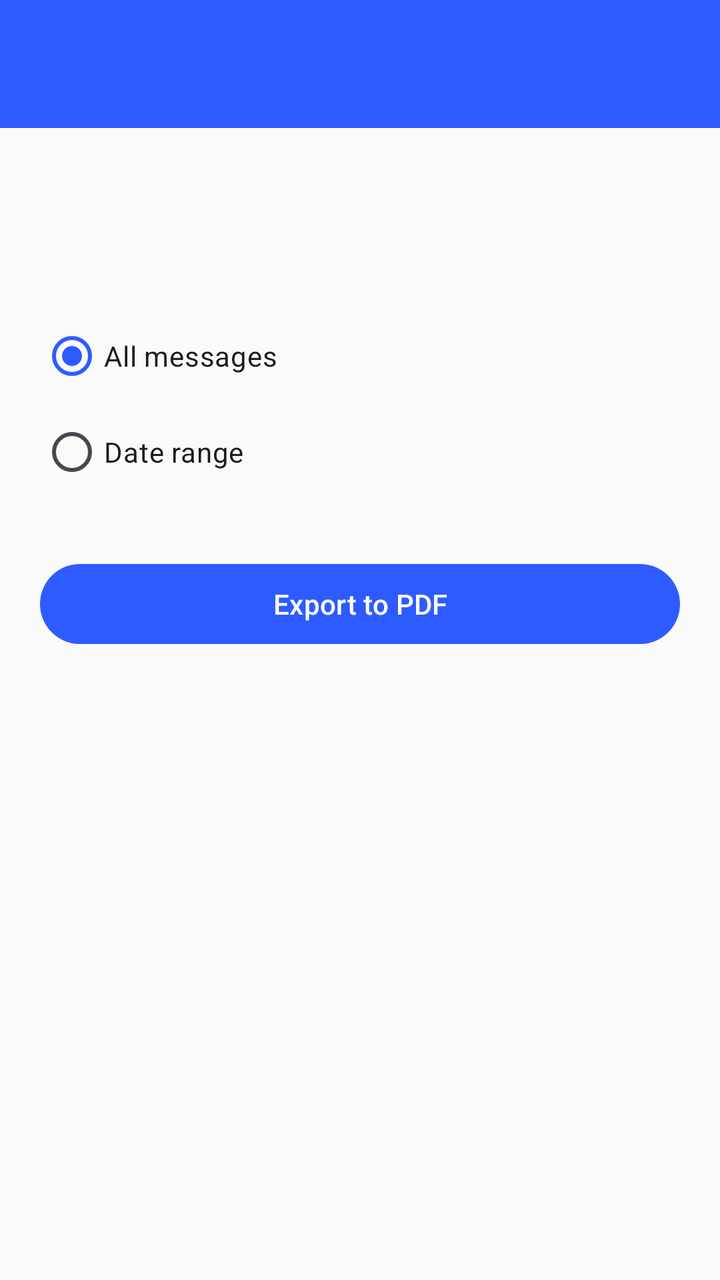
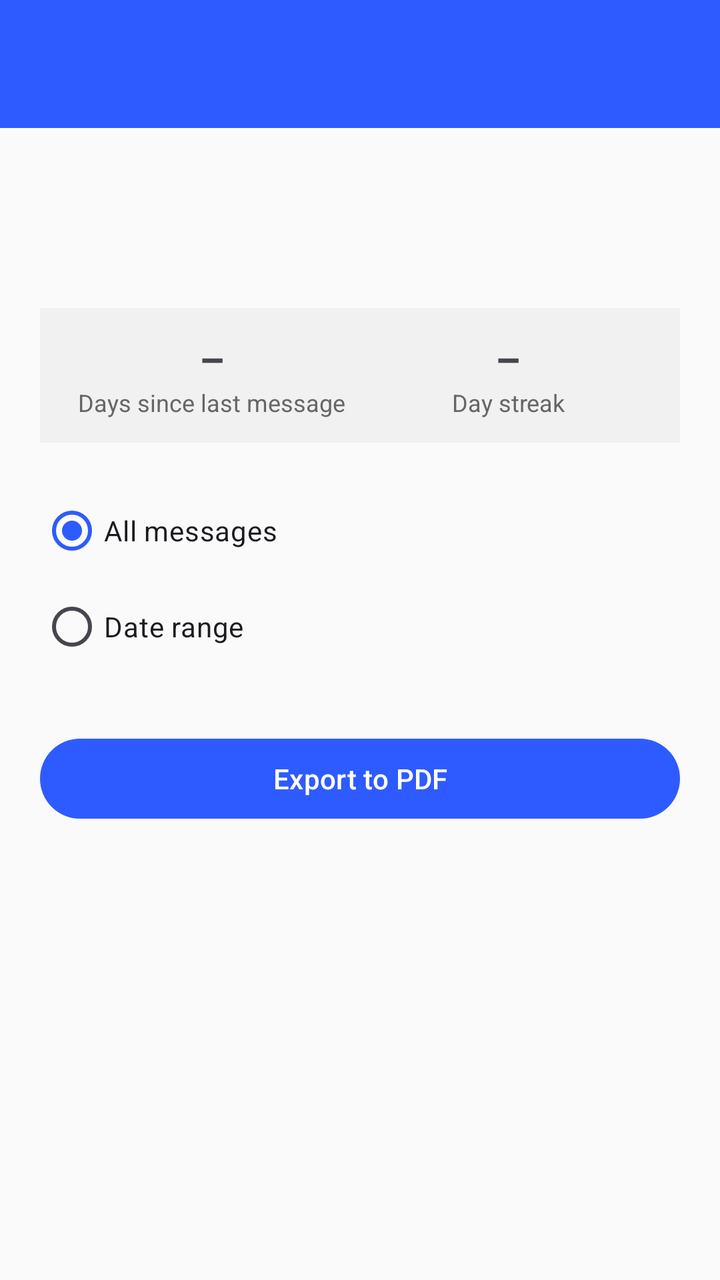

Before-and-after screenshots of an Android layout around one commit, followed by the original layout XML and the change that was made.
<!-- AndroidManifest.xml: application theme Theme.SmsPdfExporter -->
<!-- res/layout/activity_conversation_detail.xml -->
<?xml version="1.0" encoding="utf-8"?>
<LinearLayout xmlns:android="http://schemas.android.com/apk/res/android"
    android:layout_width="match_parent"
    android:layout_height="match_parent"
    android:orientation="vertical">

    <com.google.android.material.appbar.MaterialToolbar
        android:id="@+id/toolbar"
        android:layout_width="match_parent"
        android:layout_height="?attr/actionBarSize"
        android:background="@color/brand_primary"
        android:titleTextColor="@android:color/white" />

    <ScrollView
        android:layout_width="match_parent"
        android:layout_height="0dp"
        android:layout_weight="1">

        <LinearLayout
            android:layout_width="match_parent"
            android:layout_height="wrap_content"
            android:orientation="vertical"
            android:padding="20dp">

            <TextView
                android:id="@+id/conversationTitle"
                android:layout_width="match_parent"
                android:layout_height="wrap_content"
                android:textSize="20sp"
                android:textStyle="bold" />

            <TextView
                android:id="@+id/conversationSubtitle"
                android:layout_width="match_parent"
                android:layout_height="wrap_content"
                android:textColor="#666666"
                android:layout_marginTop="4dp"
                android:layout_marginBottom="20dp" />

            <RadioGroup
                android:id="@+id/rangeGroup"
                android:layout_width="match_parent"
                android:layout_height="wrap_content">

                <RadioButton
                    android:id="@+id/allMessagesRadio"
                    android:layout_width="match_parent"
                    android:layout_height="wrap_content"
                    android:text="@string/all_messages"
                    android:checked="true" />

                <RadioButton
                    android:id="@+id/dateRangeRadio"
                    android:layout_width="match_parent"
                    android:layout_height="wrap_content"
                    android:text="@string/date_range" />
            </RadioGroup>

            <LinearLayout
                android:id="@+id/dateRangeGroup"
                android:layout_width="match_parent"
                android:layout_height="wrap_content"
                android:orientation="horizontal"
                android:layout_marginTop="12dp"
                android:enabled="false"
                android:visibility="gone">

                <Button
                    android:id="@+id/fromDateButton"
                    android:layout_width="0dp"
                    android:layout_height="wrap_content"
                    android:layout_weight="1"
                    android:layout_marginEnd="8dp"
                    android:text="@string/from_date" />

                <Button
                    android:id="@+id/toDateButton"
                    android:layout_width="0dp"
                    android:layout_height="wrap_content"
                    android:layout_weight="1"
                    android:text="@string/to_date" />
            </LinearLayout>

            <Button
                android:id="@+id/exportButton"
                android:layout_width="match_parent"
                android:layout_height="wrap_content"
                android:layout_marginTop="28dp"
                android:text="@string/export_to_pdf" />

            <ProgressBar
                android:id="@+id/exportProgress"
                android:layout_width="wrap_content"
                android:layout_height="wrap_content"
                android:layout_gravity="center"
                android:layout_marginTop="20dp"
                android:visibility="gone" />

            <TextView
                android:id="@+id/resultText"
                android:layout_width="match_parent"
                android:layout_height="wrap_content"
                android:layout_marginTop="20dp"
                android:textAlignment="center"
                android:visibility="gone" />

            <LinearLayout
                android:id="@+id/resultActions"
                android:layout_width="match_parent"
                android:layout_height="wrap_content"
                android:orientation="horizontal"
                android:layout_marginTop="12dp"
                android:visibility="gone">

                <Button
                    android:id="@+id/openPdfButton"
                    style="@style/Widget.Material3.Button.OutlinedButton"
                    android:layout_width="0dp"
                    android:layout_height="wrap_content"
                    android:layout_weight="1"
                    android:layout_marginEnd="8dp"
                    android:text="@string/open_pdf" />

                <Button
                    android:id="@+id/sharePdfButton"
                    style="@style/Widget.Material3.Button.OutlinedButton"
                    android:layout_width="0dp"
                    android:layout_height="wrap_content"
                    android:layout_weight="1"
                    android:text="@string/share_pdf" />
            </LinearLayout>

        </LinearLayout>
    </ScrollView>

</LinearLayout>
<!-- resources referenced by this layout -->
<resources>
  <color name="brand_primary">#2E5BFF</color>
  <string name="all_messages">All messages</string>
  <string name="date_range">Date range</string>
  <string name="export_to_pdf">Export to PDF</string>
  <string name="from_date">From</string>
  <string name="open_pdf">Open</string>
  <string name="share_pdf">Share</string>
  <string name="to_date">To</string>
  <style name="Theme.SmsPdfExporter" parent="Theme.Material3.DayNight.NoActionBar">
          <item name="colorPrimary">@color/brand_primary</item>
          <item name="colorPrimaryDark">@color/brand_primary_dark</item>
          <item name="android:windowBackground">@color/background</item>
      </style>
  <color name="brand_primary_dark">#1E3FCC</color>
  <color name="background">#FAFAFA</color>
</resources>

<!-- the commit's change to res/layout/activity_conversation_detail.xml (unified diff, before → after) -->
@@ -36,6 +36,65 @@
                 android:textColor="#666666"
                 android:layout_marginTop="4dp"
                 android:layout_marginBottom="20dp" />
+
+            <LinearLayout
+                android:id="@+id/statsRow"
+                android:layout_width="match_parent"
+                android:layout_height="wrap_content"
+                android:orientation="horizontal"
+                android:background="#F1F1F1"
+                android:padding="12dp"
+                android:layout_marginBottom="20dp">
+
+                <LinearLayout
+                    android:layout_width="0dp"
+                    android:layout_height="wrap_content"
+                    android:layout_weight="1"
+                    android:orientation="vertical"
+                    android:gravity="center">
+
+                    <TextView
+                        android:id="@+id/daysSinceLastMessageValue"
+                        android:layout_width="wrap_content"
+                        android:layout_height="wrap_content"
+                        android:text="@string/placeholder_dash"
+                        android:textSize="20sp"
+                        android:textStyle="bold" />
+
+                    <TextView
+                        android:layout_width="wrap_content"
+                        android:layout_height="wrap_content"
+                        android:text="@string/days_since_last_message"
+                        android:textSize="12sp"
+                        android:textColor="#666666"
+                        android:textAlignment="center" />
+                </LinearLayout>
+
+                <LinearLayout
+                    android:layout_width="0dp"
+                    android:layout_height="wrap_content"
+                    android:layout_weight="1"
+                    android:orientation="vertical"
+                    android:gravity="center">
+
+                    <TextView
+                        android:id="@+id/streakValue"
+                        android:layout_width="wrap_content"
+                        android:layout_height="wrap_content"
+                        android:text="@string/placeholder_dash"
+                        android:textSize="20sp"
+                        android:textStyle="bold" />
+
+                    <TextView
+                        android:layout_width="wrap_content"
+                        android:layout_height="wrap_content"
+                        android:text="@string/day_streak"
+                        android:textSize="12sp"
+                        android:textColor="#666666"
+                        android:textAlignment="center" />
+                </LinearLayout>
+
+            </LinearLayout>
 
             <RadioGroup
                 android:id="@+id/rangeGroup"
<!-- resource entries referenced after the edit -->
@@ -3,9 +3,12 @@
   <color name="brand_primary">#2E5BFF</color>
   <string name="all_messages">All messages</string>
   <string name="date_range">Date range</string>
+  <string name="day_streak">Day streak</string>
+  <string name="days_since_last_message">Days since last message</string>
   <string name="export_to_pdf">Export to PDF</string>
   <string name="from_date">From</string>
   <string name="open_pdf">Open</string>
+  <string name="placeholder_dash">–</string>
   <string name="share_pdf">Share</string>
   <string name="to_date">To</string>
   <style name="Theme.SmsPdfExporter" parent="Theme.Material3.DayNight.NoActionBar">
